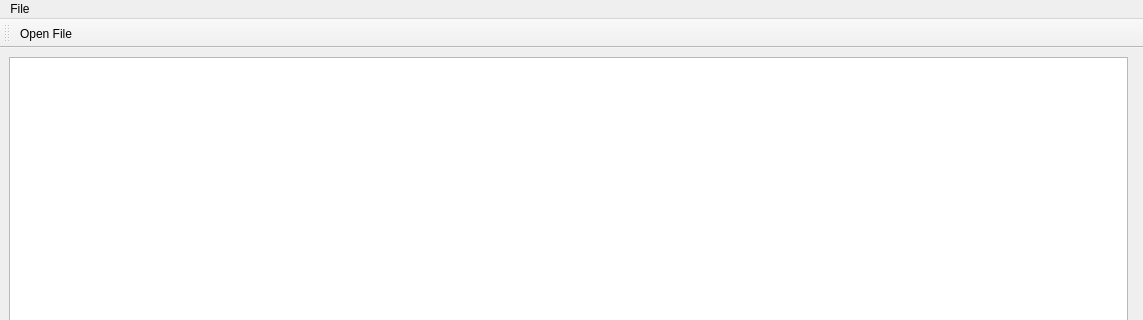
ABokanan/2025_eeyab13, file worksheet6/QTproject/mainwindow.ui: the form before one commit; both pictures show x 0 to 1143 and y 0 to 320 of the 1143 by 717 pixel window.
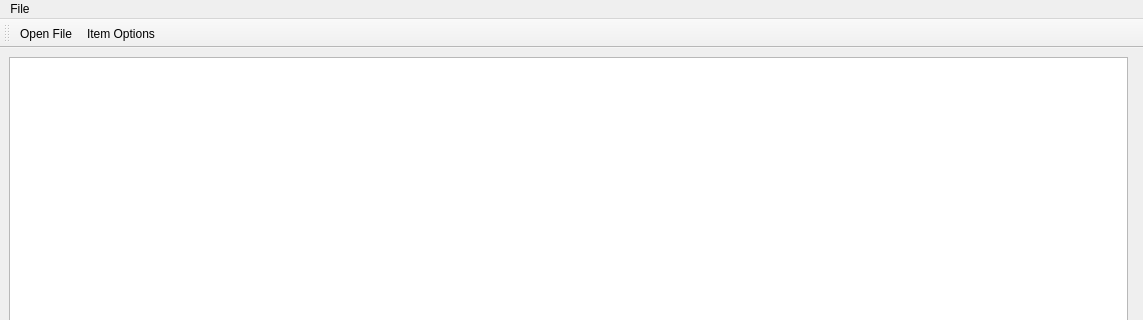
The form after the commit. Icons and pictures are not drawn.

Diff of the .ui file:
```diff
--- a/worksheet6/QTproject/mainwindow.ui
+++ b/worksheet6/QTproject/mainwindow.ui
@@ -81,6 +81,7 @@
     <bool>false</bool>
    </attribute>
    <addaction name="actionOpen_File"/>
+   <addaction name="actionItem_Options"/>
   </widget>
   <action name="actionOpen_File">
    <property name="icon">
@@ -94,6 +95,14 @@
     <enum>QAction::MenuRole::NoRole</enum>
    </property>
   </action>
+  <action name="actionItem_Options">
+   <property name="text">
+    <string>Item Options</string>
+   </property>
+   <property name="menuRole">
+    <enum>QAction::MenuRole::NoRole</enum>
+   </property>
+  </action>
  </widget>
  <resources>
   <include location="icons.qrc"/>
```
Left out of the diff: 5 changed lines with no effect on the pictures.
